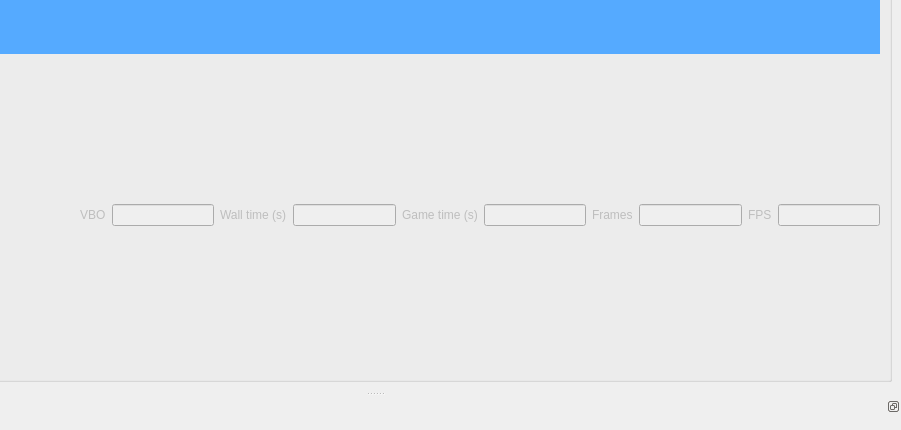
Old version of the form editor/gui/playwindow.ui in the repository ensisoft/detonator; both pictures show x 152 to 1053 and y 342 to 772 of the 1053 by 1059 pixel window.
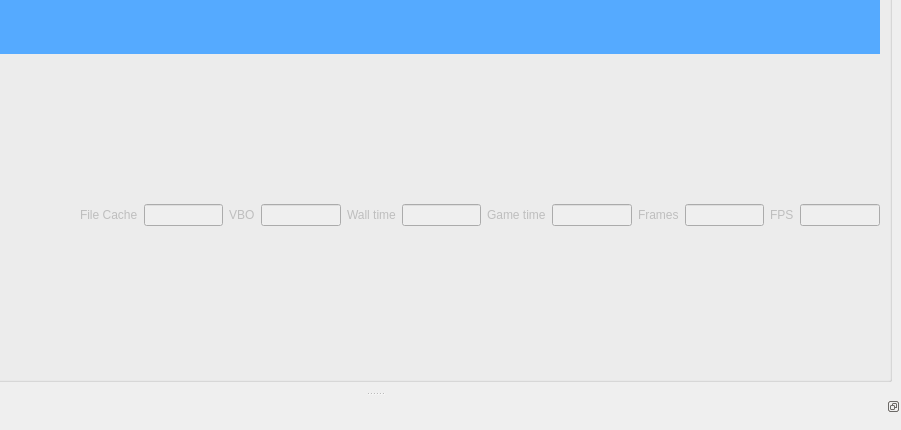
New version of the form. Icons and pictures are not drawn.

Commit message:
Add file buffer caching to the playwindow in GSEditor
Add file buffer caching to the playwindow in GSEditor.

```diff
--- a/editor/gui/playwindow.ui
+++ b/editor/gui/playwindow.ui
@@ -102,6 +102,29 @@
             </property>
            </spacer>
           </item>
+          <item>
+           <widget class="QLabel" name="lblVBO_2">
+            <property name="enabled">
+             <bool>false</bool>
+            </property>
+            <property name="text">
+             <string>File Cache</string>
+            </property>
+           </widget>
+          </item>
+          <item>
+           <widget class="QLineEdit" name="statFileCache">
+            <property name="enabled">
+             <bool>false</bool>
+            </property>
+            <property name="sizePolicy">
+             <sizepolicy hsizetype="Preferred" vsizetype="Fixed">
+              <horstretch>0</horstretch>
+              <verstretch>0</verstretch>
+             </sizepolicy>
+            </property>
+           </widget>
+          </item>
           <item>
            <widget class="QLabel" name="lblVBO">
             <property name="enabled">
@@ -131,7 +154,7 @@
              <bool>false</bool>
             </property>
             <property name="text">
-             <string>Wall time (s)</string>
+             <string>Wall time</string>
             </property>
            </widget>
           </item>
@@ -151,7 +174,7 @@
              <bool>false</bool>
             </property>
             <property name="text">
-             <string>Game time (s)</string>
+             <string>Game time</string>
             </property>
            </widget>
           </item>
```
The commit also changes 1 other file.
